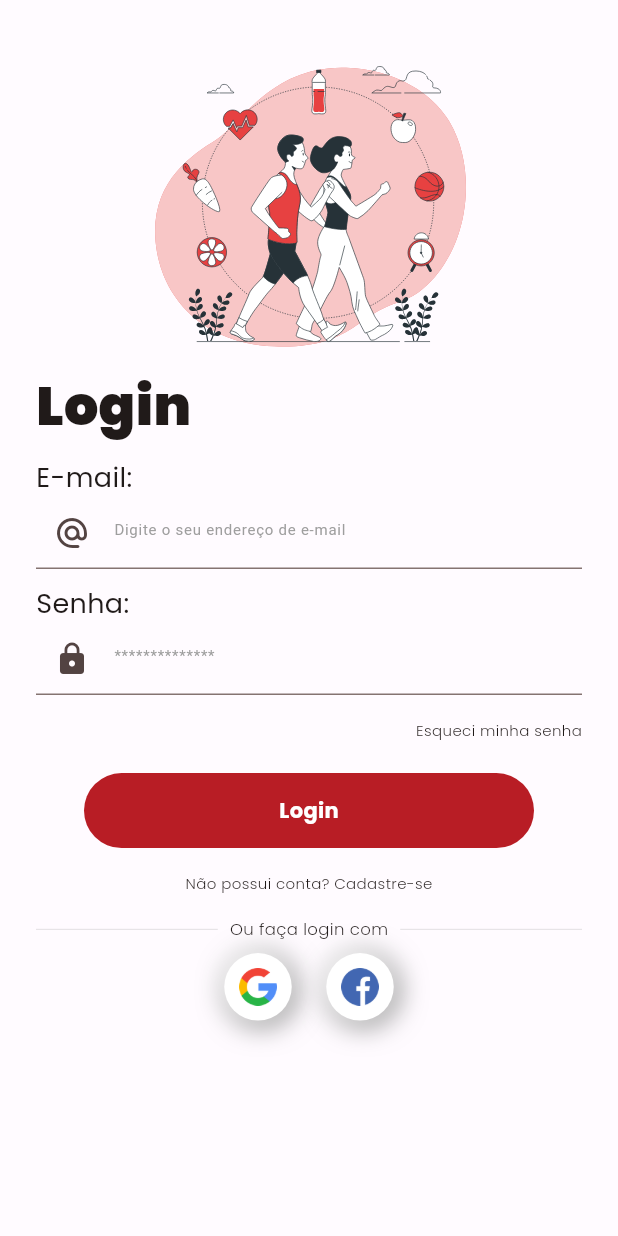
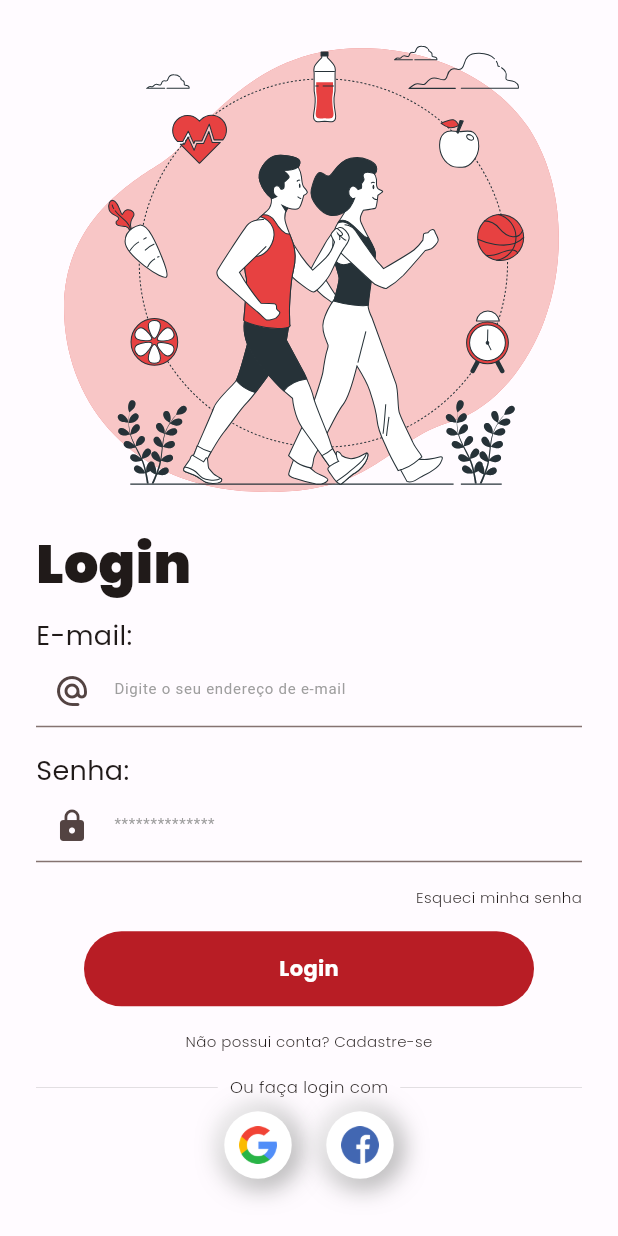
Before and after one commit to marcelomnzs/DSI, a Flutter app: the screen it shows after launch, on a phone screen of 412 x 824 dp. Run offline on Flutter 3.47's test engine with Material 3 defaults, Android fonts, the phone set to English and light mode, and no system bars; our stand-ins replace flutter_svg, google_fonts, google_nav_bar.

Commit message:
Ajustando tamanhos fixos para a responsividade do SVG

```diff
--- a/lib/screens/login_page.dart
+++ b/lib/screens/login_page.dart
@@ -18,15 +18,22 @@ class LoginPage extends StatelessWidget {
         child: Column(
           crossAxisAlignment: CrossAxisAlignment.start,
           children: [
-            const SizedBox(height: 30),
+            // const SizedBox(height: 30),
             Flexible(
+              child: Padding(
+                padding: const EdgeInsets.only(top: 8.0),
                 child: FractionallySizedBox(
-                heightFactor: 0.60,
+                  heightFactor: 0.9,
                   widthFactor: 1,
-                child: SvgPicture.asset('assets/svg/running-people.svg'),
+                  child: SvgPicture.asset(
+                    'assets/svg/running-people.svg',
                   ),
                 ),
-            SizedBox(
+              ),
+            ),
+            Padding(
+              padding: const EdgeInsets.only(bottom: 10.0),
+              child: SizedBox(
                 height: 50,
                 child: Text(
                   'Login',
@@ -38,7 +45,8 @@ class LoginPage extends StatelessWidget {
                   ),
                 ),
               ),
-            const SizedBox(height: 10),
+            ),
+            // const SizedBox(height: 10),
             SizedBox(
               child: Text(
                 'E-mail:',
@@ -60,14 +68,17 @@ class LoginPage extends StatelessWidget {
                 ),
               ),
             ),
-            const SizedBox(height: 10),
-            SizedBox(
+            // const SizedBox(height: 10),
+            Padding(
+              padding: const EdgeInsets.only(top: 16.0),
+              child: SizedBox(
                 child: Text(
                   'Senha:',
                   style: GoogleFonts.poppins(
                     textStyle: const TextStyle(
                       fontWeight: FontWeight.w400,
                       fontSize: 18,
+                    ),
                   ),
                 ),
               ),
@@ -112,7 +123,7 @@ class LoginPage extends StatelessWidget {
                 ],
               ),
             ),
-            const SizedBox(height: 6),
+            // const SizedBox(height: 6),
             Center(
               child: GestureDetector(
                 onTap: () {
@@ -141,7 +152,7 @@ class LoginPage extends StatelessWidget {
                 ),
               ),
             ),
-            const SizedBox(height: 16),
+            // const SizedBox(height: 16),
             Center(
               child: GestureDetector(
                 onTap: () {
@@ -151,6 +162,8 @@ class LoginPage extends StatelessWidget {
                         builder: (context) => const RegisterPage()),
                   );
                 },
+                child: Padding(
+                  padding: const EdgeInsets.symmetric(vertical: 16.0),
                   child: Text(
                     'Não possui conta? Cadastre-se',
                     style: GoogleFonts.poppins(
@@ -162,7 +175,8 @@ class LoginPage extends StatelessWidget {
                   ),
                 ),
               ),
-            const SizedBox(height: 16),
+            ),
+            // const SizedBox(height: 16),
             Padding(
               padding: const EdgeInsets.only(bottom: 8.0),
               child: Row(
```
Lines whose indentation alone changed are shown as unchanged.
